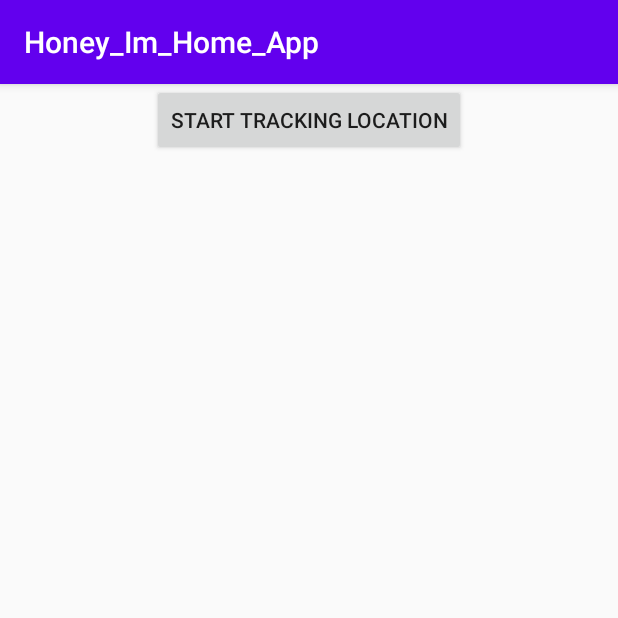
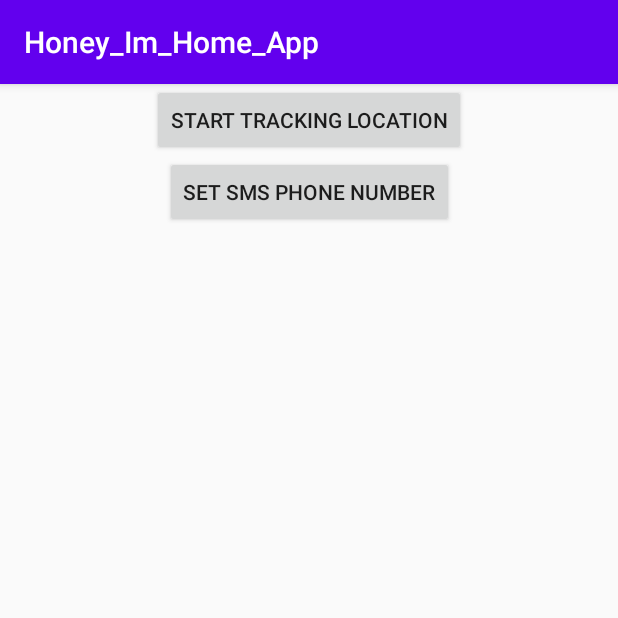
Before and after one commit to dudumoshe/Honey_Im_Home_App, an Android app: the screen it shows after launch (MainActivity), on a phone screen of 412 x 824 dp, the top half of it. Run offline under Robolectric (Android 15) with nearby library versions, the phone set to English and light mode, and no system bars.

Commit message:
test sms button working and saving to sp

```diff
--- a/app/src/main/res/layout/activity_main.xml
+++ b/app/src/main/res/layout/activity_main.xml
@@ -10,7 +10,7 @@
         android:id="@+id/status_message"
         android:layout_width="wrap_content"
         android:layout_height="wrap_content"
-        app:layout_constraintTop_toBottomOf="@id/clear_home"
+        app:layout_constraintTop_toBottomOf="@id/set_sms_phone_number"
         android:layout_marginTop="20dp"
         app:layout_constraintLeft_toLeftOf="parent"
         app:layout_constraintRight_toRightOf="parent" />
@@ -44,6 +44,25 @@
         app:layout_constraintEnd_toEndOf="parent"
         app:layout_constraintTop_toBottomOf="@+id/set_location_as_home" />
 
+    <Button
+        android:id="@+id/set_sms_phone_number"
+        android:layout_width="wrap_content"
+        android:layout_height="wrap_content"
+        android:text="Set SMS Phone Number"
+        app:layout_constraintStart_toStartOf="parent"
+        app:layout_constraintEnd_toStartOf="@id/test_sms"
+        app:layout_constraintTop_toBottomOf="@+id/clear_home" />
+
+    <Button
+        android:id="@+id/test_sms"
+        android:layout_width="wrap_content"
+        android:layout_height="wrap_content"
+        android:text="Test SMS"
+        android:visibility="gone"
+        app:layout_constraintStart_toEndOf="@id/set_sms_phone_number"
+        app:layout_constraintEnd_toEndOf="parent"
+        app:layout_constraintTop_toBottomOf="@+id/clear_home" />
+
     <TextView
         android:id="@+id/home_location_text"
         android:layout_width="wrap_content"
```
Also changed, not shown: app/src/main/java/com/example/honey_im_home_app/MainActivity.java (+105 -3 lines).
